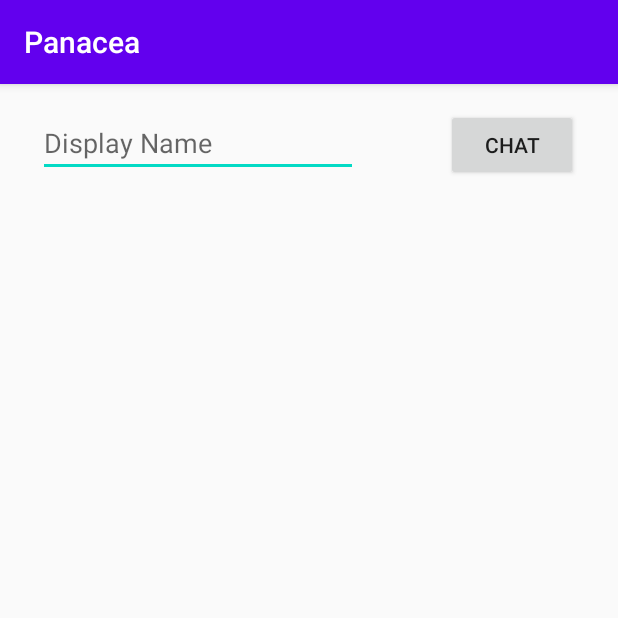
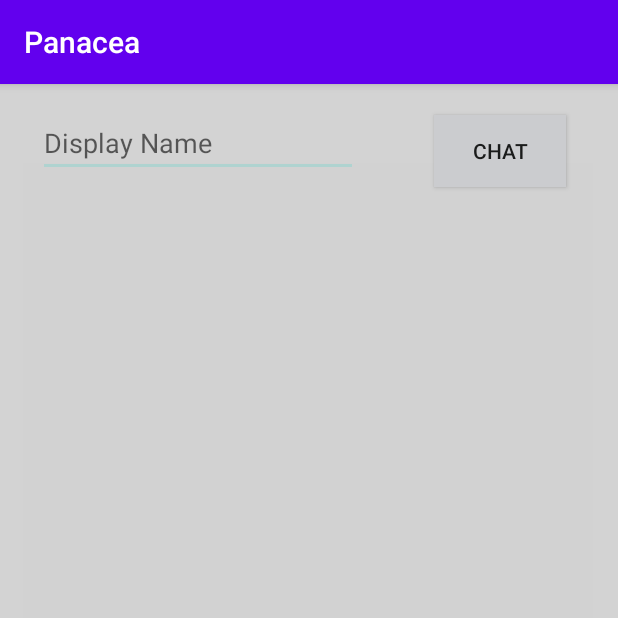
Before and after one commit to mayankkakad/Panacea, an Android app: the fragment ChatFragment shown on its own in the app's theme, on a phone screen of 412 x 824 dp, the top half of it. Run offline under Robolectric (Android 15) with nearby library versions, the light colour scheme and no system bars; our stand-ins replace Firebase (no records; nobody signed in at launch, a user with empty details on screens opened directly); libraries missing offline, so code that uses them is left out: com.chaquo.python.

Commit message:
UI
Chat UI

```diff
--- a/app/src/main/java/com/example/panacea/ui/chat/ChatFragment.java
+++ b/app/src/main/java/com/example/panacea/ui/chat/ChatFragment.java
@@ -375,12 +375,13 @@
             public void run() {
                 LinearLayout.LayoutParams lp=new LinearLayout.LayoutParams(LinearLayout.LayoutParams.MATCH_PARENT, 120);
                 lp.setMargins(0,10,0,10);
+                messages[messagecount].setPadding(3,1,0,0);
                 messages[messagecount].setLayoutParams(lp);
                 messages[messagecount].setTextSize(18);
                 messages[messagecount].setText(aname+": "+i);
                 messages[messagecount].setGravity(Gravity.LEFT);
                 messages[messagecount].setTextColor(Color.BLACK);
-                messages[messagecount].setBackgroundColor(Color.YELLOW);
+                messages[messagecount].setBackgroundColor(Color.WHITE);
                 myChatBox.addView(messages[messagecount]);
                 messagecount++;
                 if(messagecount==1000)
@@ -399,12 +400,13 @@
             public void run() {
                 LinearLayout.LayoutParams lp=new LinearLayout.LayoutParams(LinearLayout.LayoutParams.MATCH_PARENT, 120);
                 lp.setMargins(0,10,0,10);
+                messages[messagecount].setPadding(0,1,3,0);
                 messages[messagecount].setLayoutParams(lp);
                 messages[messagecount].setTextSize(18);
                 messages[messagecount].setText("Me: "+i);
                 messages[messagecount].setGravity(Gravity.RIGHT);
                 messages[messagecount].setTextColor(Color.BLACK);
-                messages[messagecount].setBackgroundColor(Color.CYAN);
+                messages[messagecount].setBackgroundColor(Color.GREEN);
                 myChatBox.addView(messages[messagecount]);
                 messagecount++;
                 if(messagecount==1000)
--- a/app/src/main/res/layout/fragment_chat.xml
+++ b/app/src/main/res/layout/fragment_chat.xml
@@ -1,11 +1,11 @@
 <?xml version="1.0" encoding="utf-8"?>
-<androidx.constraintlayout.widget.ConstraintLayout
-    xmlns:android="http://schemas.android.com/apk/res/android"
+<androidx.constraintlayout.widget.ConstraintLayout xmlns:android="http://schemas.android.com/apk/res/android"
     xmlns:app="http://schemas.android.com/apk/res-auto"
     xmlns:tools="http://schemas.android.com/tools"
     android:layout_width="match_parent"
     android:layout_height="match_parent"
-    tools:context=".ui.chat.ChatFragment" >
+    android:background="#D3D3D3"
+    tools:context=".ui.chat.ChatFragment">
 
     <EditText
         android:id="@+id/editTextTextPersonName"
@@ -14,6 +14,7 @@
         android:ems="10"
         android:hint="Display Name"
         android:inputType="textPersonName"
+        android:textColor="#00000000"
         app:layout_constraintBottom_toBottomOf="parent"
         app:layout_constraintEnd_toEndOf="parent"
         app:layout_constraintHorizontal_bias="0.129"
@@ -25,18 +26,22 @@
         android:id="@+id/button19"
         android:layout_width="wrap_content"
         android:layout_height="wrap_content"
+        android:width="16px"
+        android:height="8px"
+        android:background="#CBCCCF"
         android:text="Chat"
         app:layout_constraintBottom_toBottomOf="parent"
         app:layout_constraintEnd_toEndOf="parent"
-        app:layout_constraintHorizontal_bias="0.69"
+        app:layout_constraintHorizontal_bias="0.595"
         app:layout_constraintStart_toEndOf="@+id/editTextTextPersonName"
         app:layout_constraintTop_toTopOf="parent"
-        app:layout_constraintVertical_bias="0.023" />
+        app:layout_constraintVertical_bias="0.029" />
 
     <ScrollView
         android:id="@+id/scrollView2"
         android:layout_width="380dp"
         android:layout_height="531dp"
+        android:background="#D3D3D3D3"
         app:layout_constraintBottom_toBottomOf="parent"
         app:layout_constraintEnd_toEndOf="parent"
         app:layout_constraintHorizontal_bias="0.483"
@@ -58,12 +63,13 @@
         android:ems="10"
         android:hint="Type Message here"
         android:inputType="textPersonName"
+        android:textColor="#000000"
         app:layout_constraintBottom_toBottomOf="parent"
         app:layout_constraintEnd_toEndOf="parent"
-        app:layout_constraintHorizontal_bias="0.0"
+        app:layout_constraintHorizontal_bias="0.207"
         app:layout_constraintStart_toStartOf="parent"
         app:layout_constraintTop_toBottomOf="@+id/scrollView2"
-        app:layout_constraintVertical_bias="0.882" />
+        app:layout_constraintVertical_bias="0.822" />
 
     <Button
         android:id="@+id/button20"
@@ -71,23 +77,28 @@
         android:layout_height="66dp"
         android:layout_marginStart="3dp"
         android:layout_marginTop="36dp"
+        android:width="16px"
+        android:height="8px"
+        android:background="#CBCCCF"
         android:text="SEND"
         app:layout_constraintBottom_toBottomOf="parent"
         app:layout_constraintEnd_toEndOf="parent"
-        app:layout_constraintHorizontal_bias="0.0"
+        app:layout_constraintHorizontal_bias="0.395"
         app:layout_constraintStart_toEndOf="@+id/editTextTextPersonName4"
         app:layout_constraintTop_toTopOf="parent"
-        app:layout_constraintVertical_bias="0.974" />
+        app:layout_constraintVertical_bias="0.96" />
 
     <TextView
         android:id="@+id/textView49"
         android:layout_width="217dp"
         android:layout_height="53dp"
+        android:capitalize="words"
+        android:text="TextView"
+        android:textColor="#000000"
         android:textSize="20dp"
-        android:text="TextView"
         app:layout_constraintBottom_toBottomOf="parent"
         app:layout_constraintEnd_toEndOf="parent"
-        app:layout_constraintHorizontal_bias="0.134"
+        app:layout_constraintHorizontal_bias="0.229"
         app:layout_constraintStart_toStartOf="parent"
         app:layout_constraintTop_toTopOf="parent"
         app:layout_constraintVertical_bias="0.023" />
```
